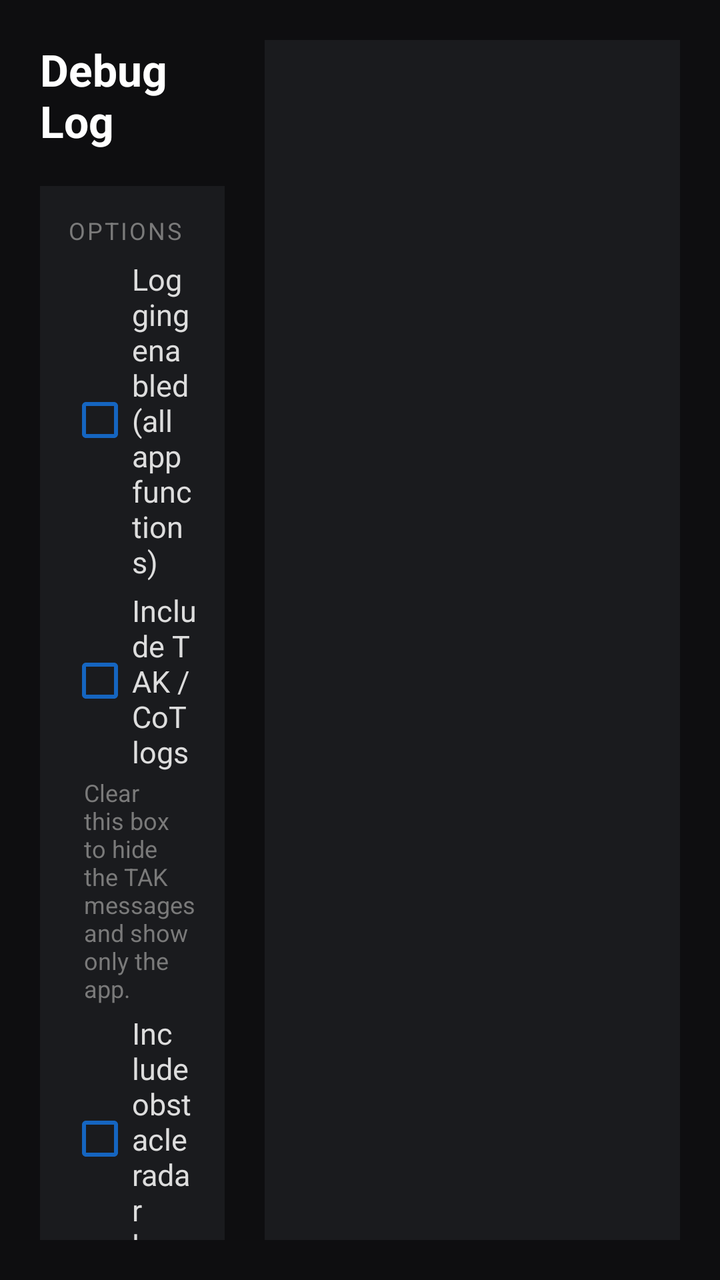
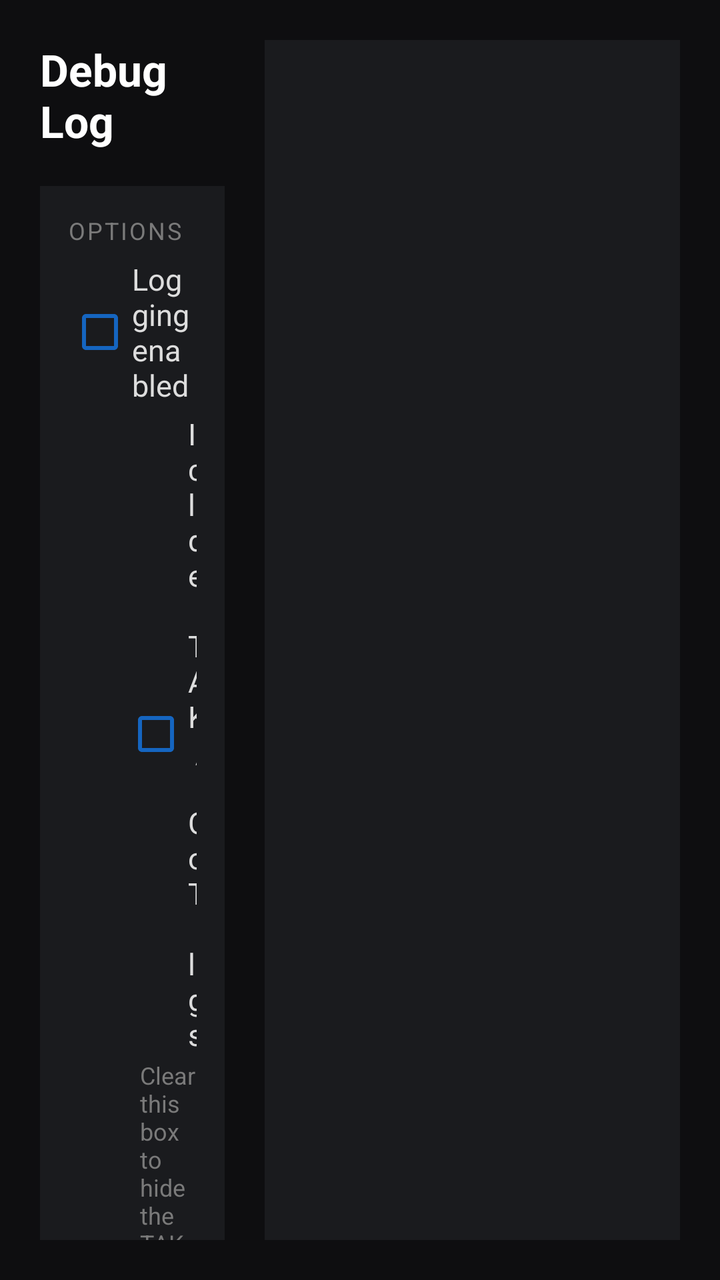

Compare the two renders of this Android layout. The source of the first and the diff that turns it into the second are given below.
<!-- AndroidManifest.xml: application theme AppTheme -->
<!-- res/layout/activity_debug.xml -->
<?xml version="1.0" encoding="utf-8"?>
<LinearLayout xmlns:android="http://schemas.android.com/apk/res/android"
    android:layout_width="match_parent"
    android:layout_height="match_parent"
    android:orientation="horizontal"
    android:background="@color/tp_bg_home"
    android:padding="20dp"
    android:baselineAligned="false">

    
    <ScrollView
        android:layout_width="0dp"
        android:layout_height="match_parent"
        android:layout_weight="1.3"
        android:paddingEnd="20dp"
        android:scrollbars="none"
        android:fillViewport="true">
    <LinearLayout
        android:layout_width="match_parent"
        android:layout_height="wrap_content"
        android:orientation="vertical">

        <TextView
            android:layout_width="wrap_content"
            android:layout_height="wrap_content"
            android:text="Debug Log"
            android:textColor="@color/tp_text_primary"
            android:textSize="22sp"
            android:textStyle="bold"
            android:layout_marginBottom="6dp" />

        <LinearLayout style="@style/homeCard">
            <TextView style="@style/homeCardTitle" android:text="Options" />

            <LinearLayout
                android:layout_width="match_parent" android:layout_height="wrap_content"
                android:orientation="horizontal" android:gravity="center_vertical"
                android:paddingTop="6dp">
                <CheckBox android:id="@+id/debugLoggingToggle" android:layout_width="wrap_content"
                    android:layout_height="wrap_content" android:buttonTint="@color/tp_btn_info" />
                <TextView android:layout_width="wrap_content" android:layout_height="wrap_content"
                    android:text="Logging enabled (all app functions)" android:textColor="@color/tp_text_bright" android:textSize="15sp" />
            </LinearLayout>

            <LinearLayout
                android:layout_width="match_parent" android:layout_height="wrap_content"
                android:orientation="horizontal" android:gravity="center_vertical"
                android:paddingTop="4dp">
                <CheckBox android:id="@+id/debugTakToggle" android:layout_width="wrap_content"
                    android:layout_height="wrap_content" android:buttonTint="@color/tp_btn_info" />
                <TextView android:layout_width="wrap_content" android:layout_height="wrap_content"
                    android:text="Include TAK / CoT logs" android:textColor="@color/tp_text_bright" android:textSize="15sp" />
            </LinearLayout>

            <TextView
                android:layout_width="match_parent" android:layout_height="wrap_content"
                android:paddingStart="8dp" android:paddingTop="2dp"
                android:text="Clear this box to hide the TAK messages and show only the app."
                android:textColor="@color/tp_text_caption" android:textSize="12sp" />

            <LinearLayout
                android:layout_width="match_parent" android:layout_height="wrap_content"
                android:orientation="horizontal" android:gravity="center_vertical"
                android:paddingTop="4dp">
                <CheckBox android:id="@+id/debugRadarToggle" android:layout_width="wrap_content"
                    android:layout_height="wrap_content" android:buttonTint="@color/tp_btn_info" />
                <TextView android:layout_width="wrap_content" android:layout_height="wrap_content"
                    android:text="Include obstacle radar logs" android:textColor="@color/tp_text_bright" android:textSize="15sp" />
            </LinearLayout>

            <TextView
                android:layout_width="match_parent" android:layout_height="wrap_content"
                android:paddingStart="8dp" android:paddingTop="2dp"
                android:text="The radar fills the log. Select this box only to examine obstacle avoidance. Avoidance changes and warnings stay in the log."
                android:textColor="@color/tp_text_caption" android:textSize="12sp" />

            <LinearLayout
                android:layout_width="match_parent" android:layout_height="wrap_content"
                android:orientation="horizontal" android:gravity="center_vertical"
                android:paddingTop="4dp">
                <CheckBox android:id="@+id/debugResourceMonitorToggle" android:layout_width="wrap_content"
                    android:layout_height="wrap_content" android:buttonTint="@color/tp_btn_info" />
                <TextView android:layout_width="wrap_content" android:layout_height="wrap_content"
                    android:text="Show system resources on flight screen" android:textColor="@color/tp_text_bright" android:textSize="15sp" />
            </LinearLayout>

            <TextView
                android:layout_width="match_parent" android:layout_height="wrap_content"
                android:paddingStart="8dp" android:paddingTop="2dp"
                android:text="Adds a small panel on the flight screen with memory and contact-count numbers. Use it to watch the system before a crash."
                android:textColor="@color/tp_text_caption" android:textSize="12sp" />

            
            <TextView
                android:layout_width="match_parent" android:layout_height="wrap_content"
                android:paddingTop="16dp"
                android:text="Autel Explorer" android:textColor="@color/tp_text_primary"
                android:textSize="16sp" android:textStyle="bold" />

            <LinearLayout
                android:layout_width="match_parent" android:layout_height="wrap_content"
                android:orientation="horizontal" android:gravity="center_vertical"
                android:paddingTop="4dp">
                <CheckBox android:id="@+id/debugExplorerToggle" android:layout_width="wrap_content"
                    android:layout_height="wrap_content" android:buttonTint="@color/tp_btn_info" />
                <TextView android:layout_width="wrap_content" android:layout_height="wrap_content"
                    android:text="Close Explorer if it takes the aircraft link" android:textColor="@color/tp_text_bright"
                    android:textSize="15sp" />
            </LinearLayout>

            <TextView
                android:id="@+id/debugExplorerStatus"
                android:layout_width="match_parent" android:layout_height="wrap_content"
                android:paddingStart="8dp" android:paddingTop="2dp"
                android:textColor="@color/tp_text_caption" android:textSize="12sp" />

            <TextView
                android:layout_width="match_parent" android:layout_height="wrap_content"
                android:paddingStart="8dp" android:paddingTop="4dp"
                android:text="Autel Explorer can start on its own and stop the video with no warning. This option prevents that. It does not change Explorer."
                android:textColor="@color/tp_text_caption" android:textSize="12sp" />

            
            <TextView
                android:layout_width="match_parent" android:layout_height="wrap_content"
                android:paddingTop="16dp"
                android:text="SRT video latency" android:textColor="@color/tp_text_primary"
                android:textSize="16sp" android:textStyle="bold" />

            <LinearLayout
                android:layout_width="match_parent" android:layout_height="wrap_content"
                android:orientation="horizontal" android:gravity="center_vertical"
                android:paddingTop="4dp">
                <EditText
                    android:id="@+id/debugSrtLatency"
                    android:layout_width="120dp"
                    android:layout_height="wrap_content"
                    android:inputType="number"
                    android:maxLines="1"
                    android:imeOptions="actionDone"
                    android:textColor="@color/tp_text_bright"
                    android:textSize="15sp" />
                <TextView android:layout_width="wrap_content" android:layout_height="wrap_content"
                    android:paddingStart="8dp"
                    android:text="milliseconds" android:textColor="@color/tp_text_bright"
                    android:textSize="15sp" />
            </LinearLayout>

            <TextView
                android:id="@+id/debugSrtLatencyStatus"
                android:layout_width="match_parent" android:layout_height="wrap_content"
                android:paddingStart="8dp" android:paddingTop="2dp"
                android:textColor="@color/tp_text_caption" android:textSize="12sp" />

            <TextView
                android:layout_width="match_parent" android:layout_height="wrap_content"
                android:paddingStart="8dp" android:paddingTop="4dp"
                android:text="How long SRT has to recover a lost packet, and the delay it adds. Use three to four times the round-trip time to your video server. RTSP does not use this value."
                android:textColor="@color/tp_text_caption" android:textSize="12sp" />

            
            
            <Button
            style="@style/TakButton.Neutral"
                android:id="@+id/debugClearButton"
                android:layout_width="match_parent"
                android:layout_height="wrap_content"
                android:layout_marginTop="8dp"
                android:text="Clear Log" />
            <Button
            style="@style/TakButton.Danger"
                android:id="@+id/debugDeleteButton"
                android:layout_width="match_parent"
                android:layout_height="wrap_content"
                android:layout_marginTop="8dp"
                android:text="Delete Log" />
        </LinearLayout>

        <TextView
            android:id="@+id/debugLogMeta"
            style="@style/homeCardSub"
            android:layout_marginTop="10dp"
            android:text="" />

        <TextView
            style="@style/homeCardSub"
            android:layout_marginTop="4dp"
            android:text="Also archived to Downloads/TAKPilot2 Logs" />

    </LinearLayout>
    </ScrollView>

    
    <ScrollView
        android:id="@+id/debugLogScroll"
        android:layout_width="0dp"
        android:layout_height="match_parent"
        android:layout_weight="2.4"
        android:background="@color/tp_surface_card"
        android:padding="12dp">

        <TextView
            android:id="@+id/debugLogText"
            android:layout_width="match_parent"
            android:layout_height="wrap_content"
            android:fontFamily="monospace"
            android:textColor="@color/tp_state_go_soft"
            android:textSize="12sp"
            android:textIsSelectable="true"
            android:text="" />
    </ScrollView>
</LinearLayout>
<!-- resources referenced by this layout -->
<resources>
  <color name="tp_bg_home">#0E0E10</color>
  <color name="tp_btn_info">#1565C0</color>
  <color name="tp_state_go_soft">#CCFFCC</color>
  <color name="tp_surface_card">#1A1B1E</color>
  <color name="tp_text_bright">#DDDDDD</color>
  <color name="tp_text_caption">#7A7A7A</color>
  <color name="tp_text_primary">#FFFFFF</color>
  <style name="TakButton.Danger">
          <item name="android:backgroundTint">@color/tp_btn_danger</item>
      </style>
  <style name="TakButton.Neutral">
          <item name="android:backgroundTint">@color/tp_btn_neutral</item>
      </style>
  <style name="homeCard">
          <item name="android:layout_width">match_parent</item>
          <item name="android:layout_height">wrap_content</item>
          <item name="android:orientation">vertical</item>
          <item name="android:background">@color/tp_surface_card</item>
          <item name="android:padding">14dp</item>
          <item name="android:layout_marginTop">12dp</item>
      </style>
  <style name="homeCardSub">
          <item name="android:layout_width">wrap_content</item>
          <item name="android:layout_height">wrap_content</item>
          <item name="android:textColor">@color/tp_text_secondary</item>
          <item name="android:textSize">13sp</item>
      </style>
  <style name="homeCardTitle">
          <item name="android:layout_width">wrap_content</item>
          <item name="android:layout_height">wrap_content</item>
          <item name="android:textColor">@color/tp_text_caption</item>
          <item name="android:textSize">12sp</item>
          <item name="android:textAllCaps">true</item>
          <item name="android:letterSpacing">0.08</item>
      </style>
  <style name="AppTheme" parent="Theme.AppCompat.Light.DarkActionBar">
          
          <item name="colorPrimary">@color/colorPrimary</item>
          <item name="colorPrimaryDark">@color/colorPrimaryDark</item>
          <item name="colorAccent">@color/colorAccent</item>
      </style>
  <color name="tp_btn_danger">#B71C1C</color>
  <color name="tp_btn_neutral">#37474F</color>
  <color name="tp_text_secondary">#B0B0B0</color>
  <color name="colorPrimary">#314268</color>
  <color name="colorPrimaryDark">#314268</color>
  <color name="colorAccent">#314268</color>
</resources>

<!-- the commit's change to res/layout/activity_debug.xml (unified diff, before → after) -->
@@ -39,13 +39,15 @@
                 <CheckBox android:id="@+id/debugLoggingToggle" android:layout_width="wrap_content"
                     android:layout_height="wrap_content" android:buttonTint="@color/tp_btn_info" />
                 <TextView android:layout_width="wrap_content" android:layout_height="wrap_content"
-                    android:text="Logging enabled (all app functions)" android:textColor="@color/tp_text_bright" android:textSize="15sp" />
+                    android:text="Logging enabled" android:textColor="@color/tp_text_bright" android:textSize="15sp" />
             </LinearLayout>
+
+            
 
             <LinearLayout
                 android:layout_width="match_parent" android:layout_height="wrap_content"
                 android:orientation="horizontal" android:gravity="center_vertical"
-                android:paddingTop="4dp">
+                android:paddingTop="4dp" android:paddingStart="28dp">
                 <CheckBox android:id="@+id/debugTakToggle" android:layout_width="wrap_content"
                     android:layout_height="wrap_content" android:buttonTint="@color/tp_btn_info" />
                 <TextView android:layout_width="wrap_content" android:layout_height="wrap_content"
@@ -54,14 +56,14 @@
 
             <TextView
                 android:layout_width="match_parent" android:layout_height="wrap_content"
-                android:paddingStart="8dp" android:paddingTop="2dp"
+                android:paddingStart="36dp" android:paddingTop="2dp"
                 android:text="Clear this box to hide the TAK messages and show only the app."
                 android:textColor="@color/tp_text_caption" android:textSize="12sp" />
 
             <LinearLayout
                 android:layout_width="match_parent" android:layout_height="wrap_content"
                 android:orientation="horizontal" android:gravity="center_vertical"
-                android:paddingTop="4dp">
+                android:paddingTop="4dp" android:paddingStart="28dp">
                 <CheckBox android:id="@+id/debugRadarToggle" android:layout_width="wrap_content"
                     android:layout_height="wrap_content" android:buttonTint="@color/tp_btn_info" />
                 <TextView android:layout_width="wrap_content" android:layout_height="wrap_content"
@@ -70,14 +72,14 @@
 
             <TextView
                 android:layout_width="match_parent" android:layout_height="wrap_content"
-                android:paddingStart="8dp" android:paddingTop="2dp"
+                android:paddingStart="36dp" android:paddingTop="2dp"
                 android:text="The radar fills the log. Select this box only to examine obstacle avoidance. Avoidance changes and warnings stay in the log."
                 android:textColor="@color/tp_text_caption" android:textSize="12sp" />
 
             <LinearLayout
                 android:layout_width="match_parent" android:layout_height="wrap_content"
                 android:orientation="horizontal" android:gravity="center_vertical"
-                android:paddingTop="4dp">
+                android:paddingTop="4dp" android:paddingStart="28dp">
                 <CheckBox android:id="@+id/debugResourceMonitorToggle" android:layout_width="wrap_content"
                     android:layout_height="wrap_content" android:buttonTint="@color/tp_btn_info" />
                 <TextView android:layout_width="wrap_content" android:layout_height="wrap_content"
@@ -86,7 +88,7 @@
 
             <TextView
                 android:layout_width="match_parent" android:layout_height="wrap_content"
-                android:paddingStart="8dp" android:paddingTop="2dp"
+                android:paddingStart="36dp" android:paddingTop="2dp"
                 android:text="Adds a small panel on the flight screen with memory and contact-count numbers. Use it to watch the system before a crash."
                 android:textColor="@color/tp_text_caption" android:textSize="12sp" />
 
@@ -97,27 +99,10 @@
                 android:text="Autel Explorer" android:textColor="@color/tp_text_primary"
                 android:textSize="16sp" android:textStyle="bold" />
 
-            <LinearLayout
-                android:layout_width="match_parent" android:layout_height="wrap_content"
-                android:orientation="horizontal" android:gravity="center_vertical"
-                android:paddingTop="4dp">
-                <CheckBox android:id="@+id/debugExplorerToggle" android:layout_width="wrap_content"
-                    android:layout_height="wrap_content" android:buttonTint="@color/tp_btn_info" />
-                <TextView android:layout_width="wrap_content" android:layout_height="wrap_content"
-                    android:text="Close Explorer if it takes the aircraft link" android:textColor="@color/tp_text_bright"
-                    android:textSize="15sp" />
-            </LinearLayout>
-
-            <TextView
-                android:id="@+id/debugExplorerStatus"
-                android:layout_width="match_parent" android:layout_height="wrap_content"
-                android:paddingStart="8dp" android:paddingTop="2dp"
-                android:textColor="@color/tp_text_caption" android:textSize="12sp" />
-
             <TextView
                 android:layout_width="match_parent" android:layout_height="wrap_content"
                 android:paddingStart="8dp" android:paddingTop="4dp"
-                android:text="Autel Explorer can start on its own and stop the video with no warning. This option prevents that. It does not change Explorer."
+                android:text="Autel Explorer can start on its own and stop the video with no warning. This app closes Explorer when it takes the aircraft link. You open Explorer as usual. It does not change Explorer."
                 android:textColor="@color/tp_text_caption" android:textSize="12sp" />
 
             
